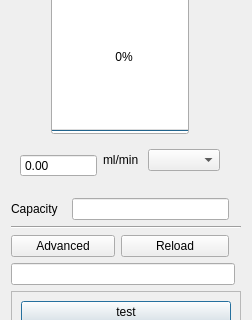
The window that ui/flowchannel_meter.ui (ArJKloek/FlowControl) describes before a commit, drawn with Qt 5; both pictures show x 0 to 252 and y 172 to 492 of the 252 by 619 pixel window.
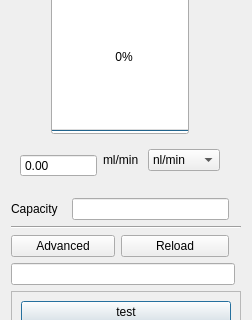
The same window after the commit.

Commit message: MeterDialog: unit conversion; remove old propar

The edit to the form file:
```diff
--- a/ui/flowchannel_meter.ui
+++ b/ui/flowchannel_meter.ui
@@ -285,7 +285,18 @@
      </property>
      <layout class="QGridLayout" name="gridLayout_7">
       <item row="0" column="3">
-       <widget class="QComboBox" name="comboBox"/>
+       <widget class="QComboBox" name="cb_unit_choice">
+        <item>
+         <property name="text">
+          <string>nl/min</string>
+         </property>
+        </item>
+        <item>
+         <property name="text">
+          <string>mln/min</string>
+         </property>
+        </item>
+       </widget>
       </item>
       <item row="0" column="0" rowspan="3" colspan="2">
        <widget class="QDoubleSpinBox" name="ds_measure_flow">
```
Left out of the diff: 3 changed lines with no effect on the pictures. The commit also changes 5 other files.
